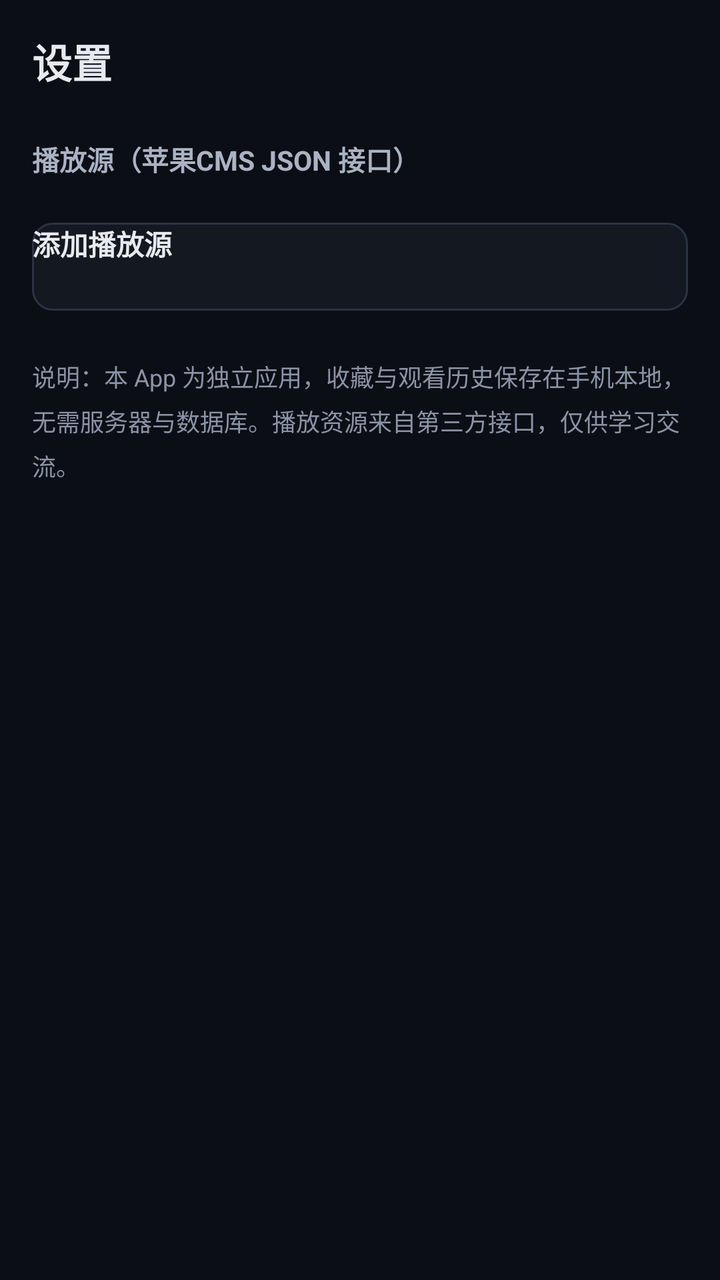
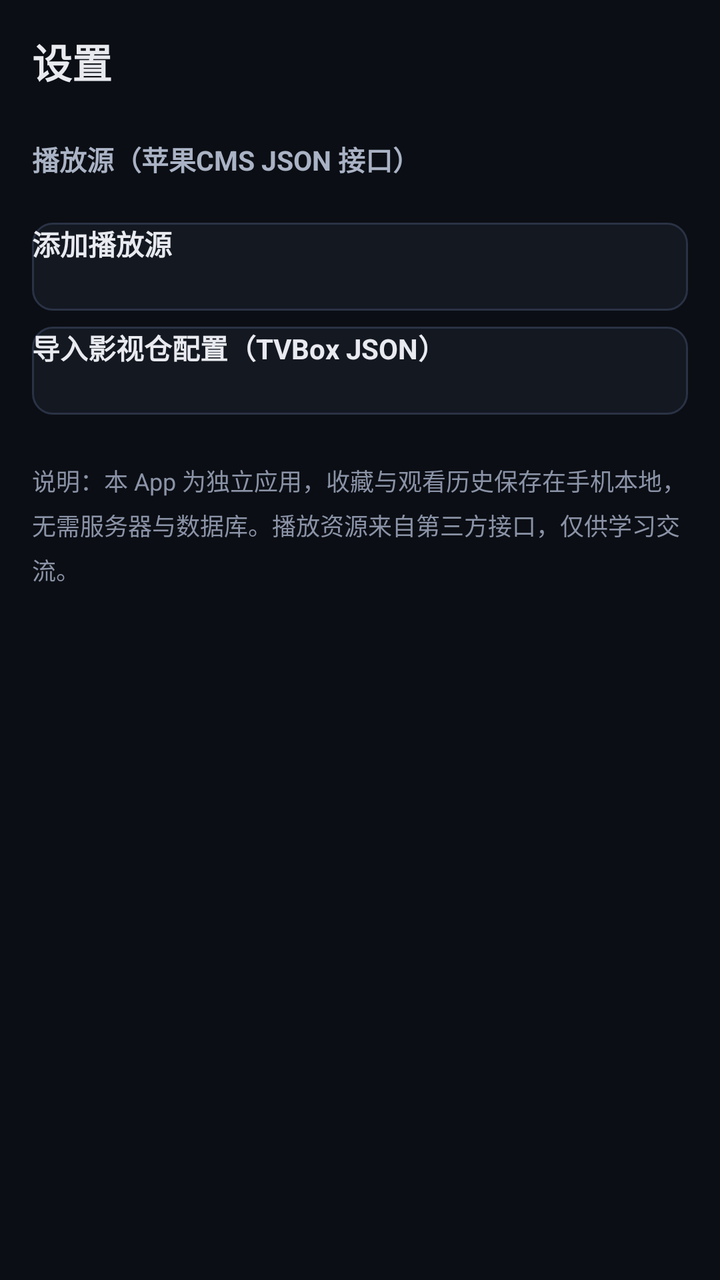

The first picture is an Android layout as it rendered before a commit; the second is the same layout after the commit. The layout source and the unified diff follow.
<!-- AndroidManifest.xml: application theme AppTheme -->
<!-- res/layout/fragment_settings.xml -->
<?xml version="1.0" encoding="utf-8"?>
<LinearLayout xmlns:android="http://schemas.android.com/apk/res/android"
    android:layout_width="match_parent"
    android:layout_height="match_parent"
    android:orientation="vertical">

    <TextView
        android:layout_width="match_parent"
        android:layout_height="wrap_content"
        android:padding="16dp"
        android:text="设置"
        android:textColor="@color/tx"
        android:textSize="20sp"
        android:textStyle="bold" />

    <ScrollView
        android:layout_width="match_parent"
        android:layout_height="match_parent">

        <LinearLayout
            android:layout_width="match_parent"
            android:layout_height="wrap_content"
            android:orientation="vertical"
            android:paddingStart="16dp"
            android:paddingEnd="16dp"
            android:paddingBottom="30dp">

            
            <TextView
                android:layout_width="wrap_content"
                android:layout_height="wrap_content"
                android:paddingTop="8dp"
                android:paddingBottom="10dp"
                android:text="播放源（苹果CMS JSON 接口）"
                android:textColor="@color/tx2"
                android:textSize="13.5sp"
                android:textStyle="bold" />

            <LinearLayout
                android:id="@+id/srcList"
                android:layout_width="match_parent"
                android:layout_height="wrap_content"
                android:orientation="vertical" />

            <Button
                android:id="@+id/btnAddSrc"
                android:layout_width="match_parent"
                android:layout_height="44dp"
                android:layout_marginTop="12dp"
                android:background="@drawable/btn_ghost"
                android:text="添加播放源"
                android:textColor="@color/tx"
                android:textStyle="bold" />

            
            <TextView
                android:layout_width="match_parent"
                android:layout_height="wrap_content"
                android:layout_marginTop="24dp"
                android:lineSpacingExtra="5dp"
                android:text="说明：本 App 为独立应用，收藏与观看历史保存在手机本地，无需服务器与数据库。播放资源来自第三方接口，仅供学习交流。"
                android:textColor="@color/mut"
                android:textSize="12sp" />
        </LinearLayout>
    </ScrollView>
</LinearLayout>
<!-- resources referenced by this layout -->
<resources>
  <color name="mut">#8b93a7</color>
  <color name="tx">#e8eaf0</color>
  <color name="tx2">#aab3c5</color>
  <!-- drawable btn_ghost (drawable) -->
  <?xml version="1.0" encoding="utf-8"?>
  <selector xmlns:android="http://schemas.android.com/apk/res/android">
      <item android:state_pressed="true">
          <shape android:shape="rectangle">
              <solid android:color="@color/bg3" />
              <stroke android:width="1dp" android:color="@color/accent" />
              <corners android:radius="10dp" />
          </shape>
      </item>
      <item>
          <shape android:shape="rectangle">
              <solid android:color="@color/bg2" />
              <stroke android:width="1dp" android:color="@color/bd" />
              <corners android:radius="10dp" />
          </shape>
      </item>
  </selector>
  <style name="AppTheme" parent="android:Theme.Material.NoActionBar">
          <item name="android:windowBackground">@color/bg</item>
          <item name="android:statusBarColor">@color/bg</item>
          <item name="android:navigationBarColor">@color/bg</item>
          <item name="android:colorAccent">@color/accent</item>
          <item name="android:colorPrimary">@color/accent</item>
          <item name="android:colorPrimaryDark">@color/bg</item>
          <item name="android:windowLightStatusBar">false</item>
          <item name="android:windowAnimationStyle">@null</item>
      </style>
  <color name="bg3">#1a2030</color>
  <color name="accent">#e50914</color>
  <color name="bg2">#141821</color>
  <color name="bd">#2a3245</color>
  <color name="bg">#0b0e14</color>
</resources>

<!-- the commit's change to res/layout/fragment_settings.xml (unified diff, before → after) -->
@@ -52,6 +52,16 @@
                 android:textColor="@color/tx"
                 android:textStyle="bold" />
 
+            <Button
+                android:id="@+id/btnImportCfg"
+                android:layout_width="match_parent"
+                android:layout_height="44dp"
+                android:layout_marginTop="8dp"
+                android:background="@drawable/btn_ghost"
+                android:text="导入影视仓配置（TVBox JSON）"
+                android:textColor="@color/tx"
+                android:textStyle="bold" />
+
             
             <TextView
                 android:layout_width="match_parent"
